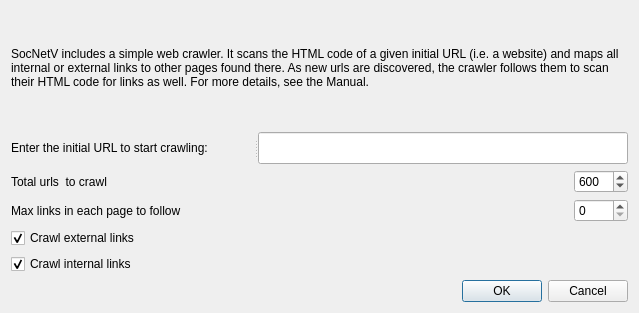
First picture: the form in src/forms/webcrawlerdialog.ui, repository socnetv/app, before the edit.
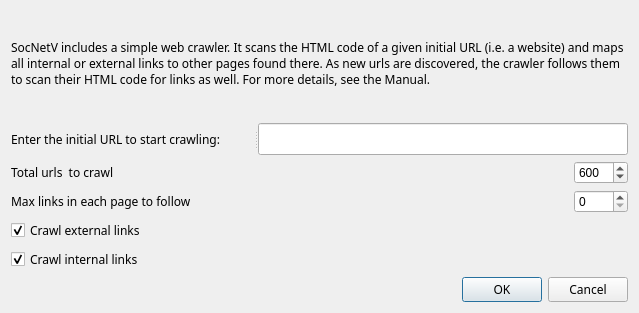
Second picture: the form after the edit.

Commit message: changed font sizes in forms

The edit to the form file:
```diff
--- a/src/forms/webcrawlerdialog.ui
+++ b/src/forms/webcrawlerdialog.ui
@@ -28,6 +28,11 @@
        <verstretch>0</verstretch>
       </sizepolicy>
      </property>
+     <property name="font">
+      <font>
+       <family>Sans Serif</family>
+      </font>
+     </property>
      <property name="text">
       <string>SocNetV includes a simple web crawler. It scans the HTML  code of a given initial URL  (i.e. a website) and maps all internal or external links to other pages found there. As new urls are discovered, the crawler follows them to scan their HTML code for links as well. 
 
@@ -47,6 +52,11 @@
       <enum>Qt::Horizontal</enum>
      </property>
      <widget class="QLabel" name="label">
+      <property name="font">
+       <font>
+        <family>Sans Serif</family>
+       </font>
+      </property>
       <property name="text">
        <string>Enter the initial URL to start crawling:</string>
       </property>
@@ -93,6 +103,11 @@
          <height>0</height>
         </size>
        </property>
+       <property name="font">
+        <font>
+         <family>Sans Serif</family>
+        </font>
+       </property>
        <property name="toolTip">
         <string>Set the max links inside a page to be followed and crawled by SocNetV.
 
@@ -150,6 +165,11 @@
          <height>0</height>
         </size>
        </property>
+       <property name="font">
+        <font>
+         <family>Sans Serif</family>
+        </font>
+       </property>
        <property name="toolTip">
         <string>Set the total urls to be crawled - this is the total nodes the result network will have. 
 Set value to 0, if you don't want any limits...</string>
@@ -200,6 +220,11 @@
        <height>0</height>
       </size>
      </property>
+     <property name="font">
+      <font>
+       <family>Sans Serif</family>
+      </font>
+     </property>
      <property name="focusPolicy">
       <enum>Qt::TabFocus</enum>
      </property>
@@ -222,6 +247,11 @@
    </item>
    <item row="4" column="0">
     <widget class="QCheckBox" name="intLinksCheckBox">
+     <property name="font">
+      <font>
+       <family>Sans Serif</family>
+      </font>
+     </property>
      <property name="focusPolicy">
       <enum>Qt::TabFocus</enum>
      </property>
@@ -244,6 +274,11 @@
      <property name="enabled">
       <bool>true</bool>
      </property>
+     <property name="font">
+      <font>
+       <family>Sans Serif</family>
+      </font>
+     </property>
      <property name="orientation">
       <enum>Qt::Horizontal</enum>
      </property>
```
The commit also changes 2 other files.
